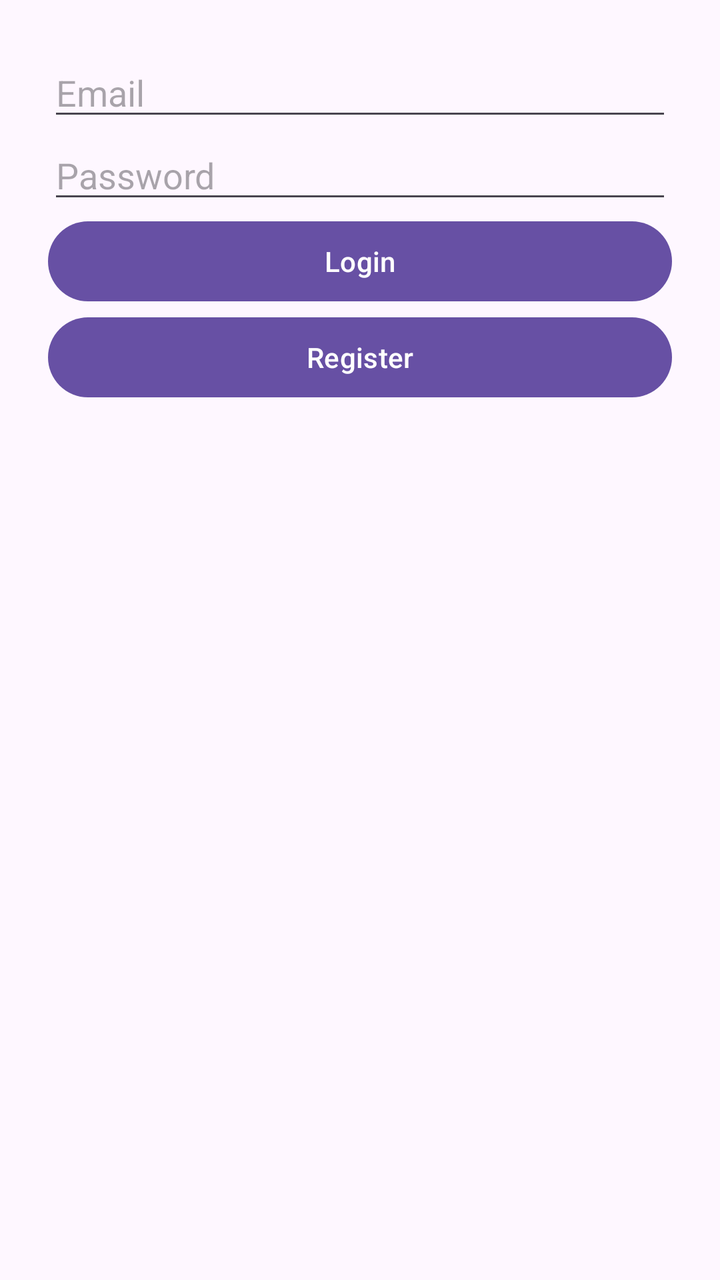
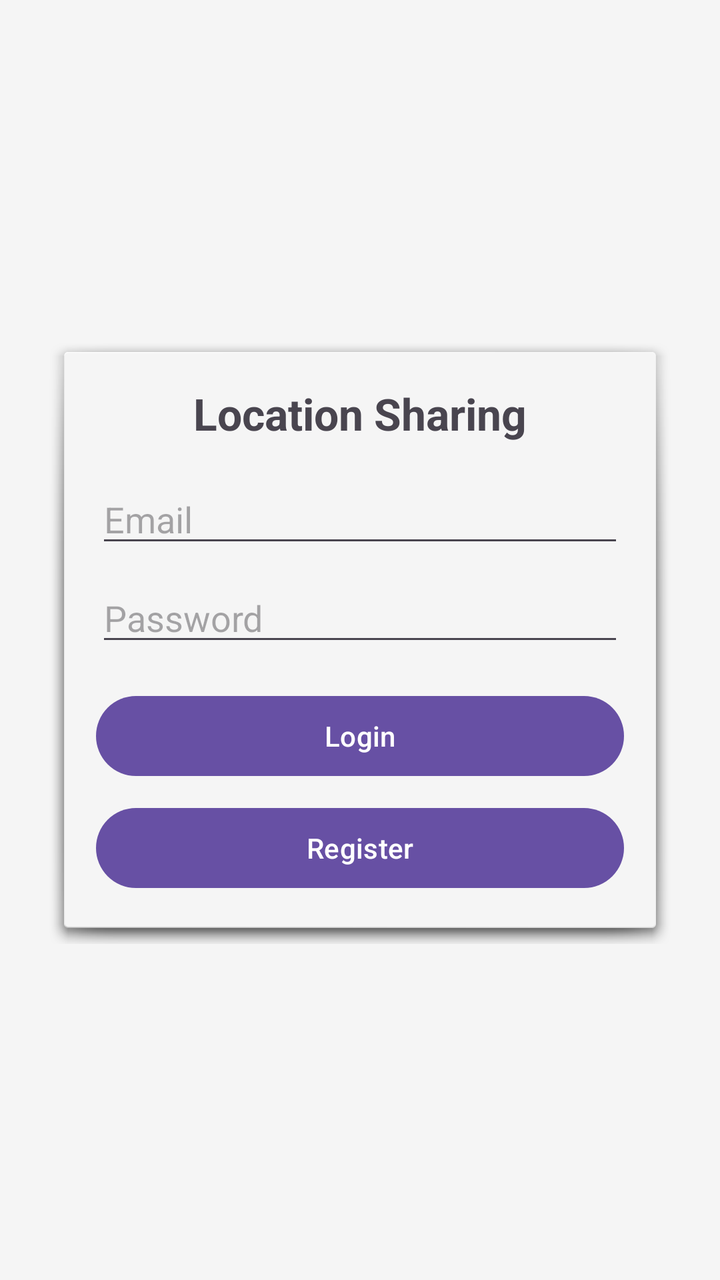

Before-and-after screenshots of an Android layout around one commit, followed by the original layout XML and the change that was made.
<!-- AndroidManifest.xml: application theme Theme.LocationSharing -->
<!-- res/layout/activity_auth.xml -->
<?xml version="1.0" encoding="utf-8"?>
<layout xmlns:android="http://schemas.android.com/apk/res/android">

    <LinearLayout
        android:layout_width="match_parent"
        android:layout_height="match_parent"
        android:orientation="vertical"
        android:padding="24dp">

        <EditText
            android:id="@+id/etEmail"
            android:layout_width="match_parent"
            android:layout_height="wrap_content"
            android:hint="Email" />

        <EditText
            android:id="@+id/etPassword"
            android:layout_width="match_parent"
            android:layout_height="wrap_content"
            android:hint="Password"
            android:inputType="textPassword" />

        <Button
            android:id="@+id/btnLogin"
            android:layout_width="match_parent"
            android:layout_height="wrap_content"
            android:text="Login" />

        <Button
            android:id="@+id/btnRegister"
            android:layout_width="match_parent"
            android:layout_height="wrap_content"
            android:text="Register" />
    </LinearLayout>

</layout>
<!-- resources referenced by this layout -->
<resources>
  <style name="Theme.LocationSharing" parent="Base.Theme.LocationSharing" />
  <style name="Base.Theme.LocationSharing" parent="Theme.Material3.DayNight.NoActionBar">
          
          
      </style>
</resources>

<!-- the commit's change to res/layout/activity_auth.xml (unified diff, before → after) -->
@@ -1,22 +1,40 @@
 <?xml version="1.0" encoding="utf-8"?>
-<layout xmlns:android="http://schemas.android.com/apk/res/android">
+<LinearLayout xmlns:android="http://schemas.android.com/apk/res/android"
+    android:layout_width="match_parent"
+    android:layout_height="match_parent"
+    android:orientation="vertical"
+    android:gravity="center"
+    android:background="#F5F5F5"
+    android:padding="24dp">
 
     <LinearLayout
         android:layout_width="match_parent"
-        android:layout_height="match_parent"
+        android:layout_height="wrap_content"
         android:orientation="vertical"
-        android:padding="24dp">
+        android:padding="24dp"
+        android:background="@android:drawable/dialog_holo_light_frame">
+
+        <TextView
+            android:layout_width="wrap_content"
+            android:layout_height="wrap_content"
+            android:text="Location Sharing"
+            android:textSize="22sp"
+            android:textStyle="bold"
+            android:layout_gravity="center"
+            android:paddingBottom="16dp" />
 
         <EditText
             android:id="@+id/etEmail"
             android:layout_width="match_parent"
             android:layout_height="wrap_content"
-            android:hint="Email" />
+            android:hint="Email"
+            android:inputType="textEmailAddress" />
 
         <EditText
             android:id="@+id/etPassword"
             android:layout_width="match_parent"
             android:layout_height="wrap_content"
+            android:layout_marginTop="8dp"
             android:hint="Password"
             android:inputType="textPassword" />
 
@@ -24,13 +42,15 @@
             android:id="@+id/btnLogin"
             android:layout_width="match_parent"
             android:layout_height="wrap_content"
+            android:layout_marginTop="16dp"
             android:text="Login" />
 
         <Button
             android:id="@+id/btnRegister"
             android:layout_width="match_parent"
             android:layout_height="wrap_content"
+            android:layout_marginTop="8dp"
             android:text="Register" />
+
     </LinearLayout>
-
-</layout>
+</LinearLayout>
